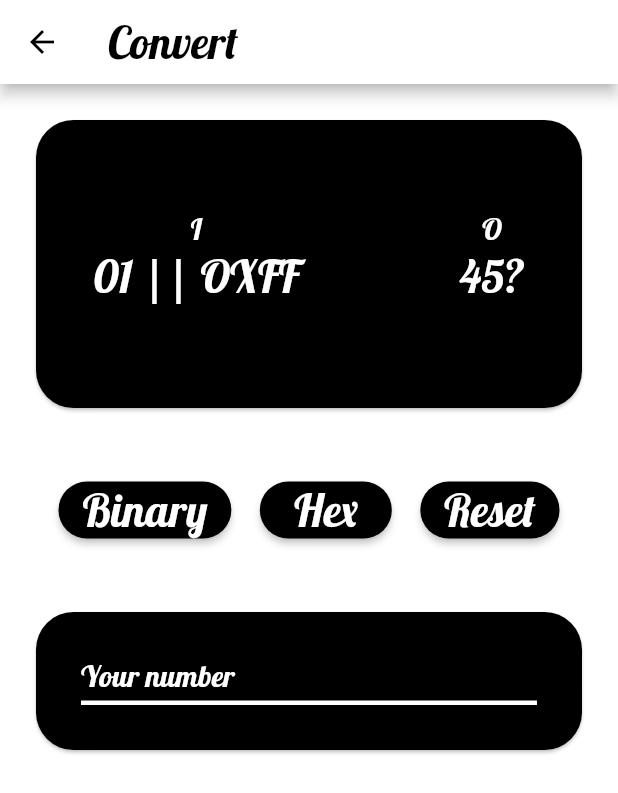
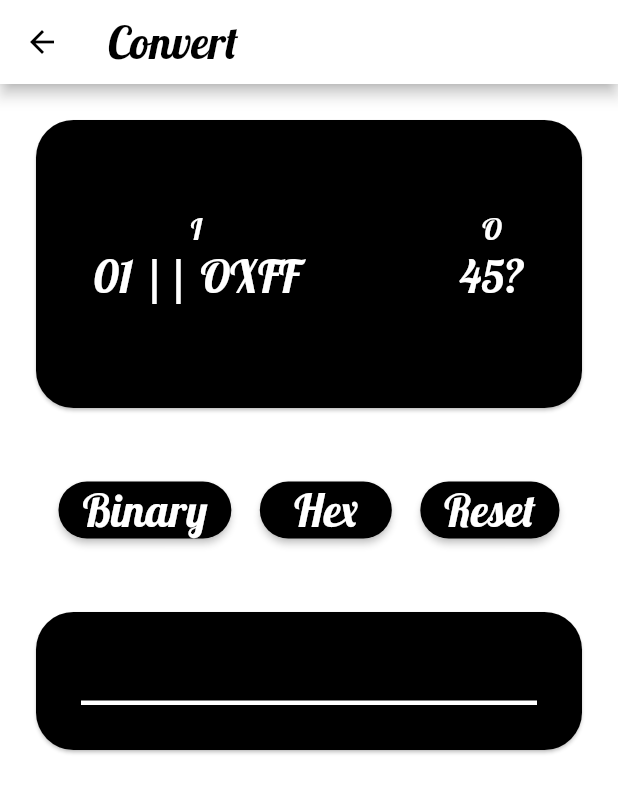
Before and after one commit to iamtheblackunicorn/df0045, a Flutter app: the screen it shows after launch, after a tap on "Convert", on a phone screen of 412 x 824 dp. Shown: the top 793 px of the screen. Run offline on Flutter 3.47's test engine with Material 2 defaults, Android fonts, the light colour scheme and no system bars; missing offline and left inert: harpo, termstyle; generated files the repository leaves out were written again.

Commit message:
v.1.0.0 Dark Red

```diff
--- a/lib/l10n/app_en.arb
+++ b/lib/l10n/app_en.arb
@@ -5,7 +5,6 @@
   "byLabel": "by",
   "licensePhraseLabel": "Licensed unde the",
   "licenseLabel": "license",
-  "numberLabel": "Your number",
   "decimalLabel": "Decimal",
   "binaryLabel": "Binary",
   "hexLabel": "Hex",
--- a/lib/main.dart
+++ b/lib/main.dart
@@ -24,7 +24,8 @@ void main() {
         GlobalCupertinoLocalizations.delegate,
       ],
       supportedLocales: [
-        Locale('en', '')
+        Locale('en', ''),
+        Locale('de', '')
       ],
     )
   );
--- a/lib/src/constants.dart
+++ b/lib/src/constants.dart
@@ -9,7 +9,7 @@ import 'package:flutter/material.dart';
 import 'package:termstyle/termstyle.dart';
 
 /// General variables.
-String appTitle = 'DF0045';
+String appTitle = '#DF0045';
 Color mainColor = Color(0xFFFFFFFF);
 Color accentColor = Color(0xFF000000);
 String headingFont = 'Ostrich';
@@ -21,7 +21,7 @@ String unicornHead = getEmoji('unicornHead');
 String blackHeart = getEmoji('blackHeart');
 
 /// Title screen variables.
-double aboveHeadingSpace = 100;
+double aboveHeadingSpace = 300;
 double belowHeadingSpace = 50;
 double headingSize = 40;
 double buttonFontSize = 30;
@@ -31,7 +31,7 @@ double stdRounding = 25;
 double stdPadding = 20;
 double cardPushDown = 150;
 double boxWidth = 400;
-double boxHeight = 300;
+double boxHeight = 500;
 bool titleCenter = true;
 
 /// Converter screen variables.
--- a/lib/src/conv.dart
+++ b/lib/src/conv.dart
@@ -32,7 +32,6 @@ class ConverterState extends State<Converter>{
   @override
   Widget build(BuildContext context){
     TextEditingController textController = new TextEditingController();
-    String numberMessage = AppLocalizations.of(context).numberLabel;
     String decimalMessage = AppLocalizations.of(context).decimalLabel;
     String hexMessage = AppLocalizations.of(context).hexLabel;
     String binaryMessage = AppLocalizations.of(context).binaryLabel;
@@ -247,7 +246,7 @@ class ConverterState extends State<Converter>{
                       autofocus: false,
                       decoration: new InputDecoration(
                         counterText: '',
-                        hintText: '$numberMessage',
+                        hintText: '',
                         hintStyle: TextStyle(
                           fontSize: stdPadding,
                           color: mainColor,
```
Also changed, not shown: lib/l10n/app_de.arb (added, +12 -0 lines).
